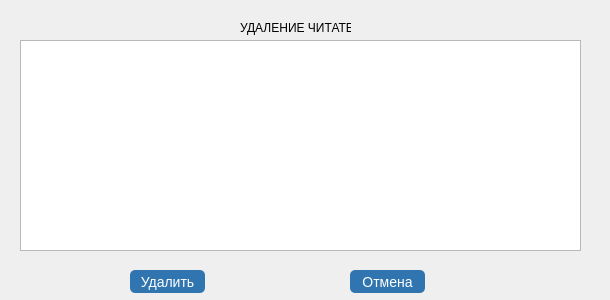
Above: deleting_reader/delete_reader.ui from vladislavvasyukov/library before the change. Below: the same form after it.
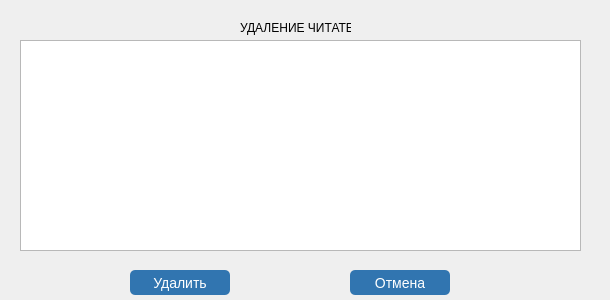
That is the form after the change.

Commit message: change style of buttons and remove QDebug

Patch:
```diff
--- a/deleting_reader/delete_reader.ui
+++ b/deleting_reader/delete_reader.ui
@@ -11,7 +11,40 @@
    </rect>
   </property>
   <property name="windowTitle">
-   <string/>
+   <string>Maktaba</string>
+  </property>
+  <property name="styleSheet">
+   <string notr="true">#deleteReaderButton {
+	color: #fff;
+	text-decoration: none; 
+	background-color: rgb(49, 117, 176);
+	font-size: 14px;
+	border-radius: 5px;
+}
+
+#deleteReaderButton:hover {
+	background-color: rgb(65, 158, 234);
+}
+
+#deleteReaderButton:pressed {
+	background-color: rgb(26, 64, 95);
+}
+
+#pushButton_2 {
+	color: #fff;
+	text-decoration: none; 
+	background-color: rgb(49, 117, 176);
+	font-size: 14px;
+	border-radius: 5px;
+}
+
+#pushButton_2:hover {
+	background-color: rgb(65, 158, 234);
+}
+
+#pushButton_2:pressed {
+	background-color: rgb(26, 64, 95);
+}</string>
   </property>
   <widget class="QLabel" name="label">
    <property name="geometry">
@@ -41,19 +74,15 @@
     <rect>
      <x>130</x>
      <y>270</y>
-     <width>75</width>
-     <height>23</height>
+     <width>100</width>
+     <height>25</height>
     </rect>
    </property>
    <property name="cursor">
     <cursorShape>PointingHandCursor</cursorShape>
    </property>
    <property name="styleSheet">
-    <string notr="true">color: #fff;
-text-decoration: none; 
-background-color: #3175b0;
-font-size: 14px;
-border-radius: 5px;</string>
+    <string notr="true"/>
    </property>
    <property name="text">
     <string>Удалить</string>
@@ -64,19 +93,15 @@
     <rect>
      <x>350</x>
      <y>270</y>
-     <width>75</width>
-     <height>23</height>
+     <width>100</width>
+     <height>25</height>
     </rect>
    </property>
    <property name="cursor">
     <cursorShape>PointingHandCursor</cursorShape>
    </property>
    <property name="styleSheet">
-    <string notr="true">color: #fff;
-text-decoration: none; 
-background-color: #3175b0;
-font-size: 14px;
-border-radius: 5px;</string>
+    <string notr="true"/>
    </property>
    <property name="text">
     <string>Отмена</string>
```
The commit also changes 12 other files.
